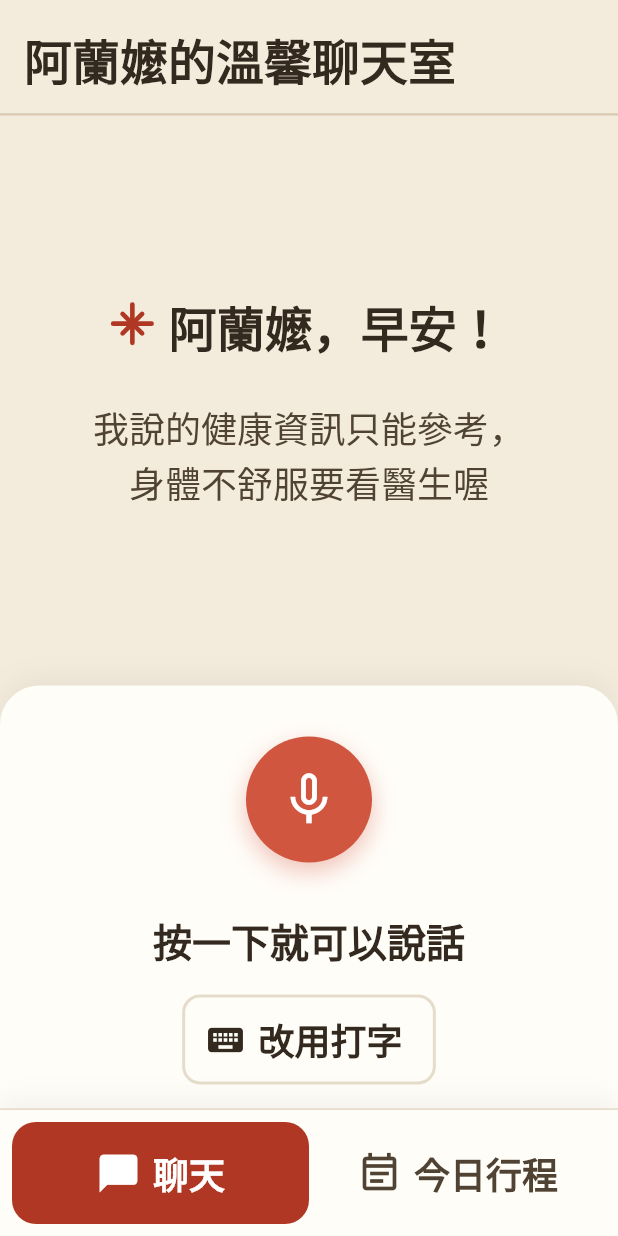
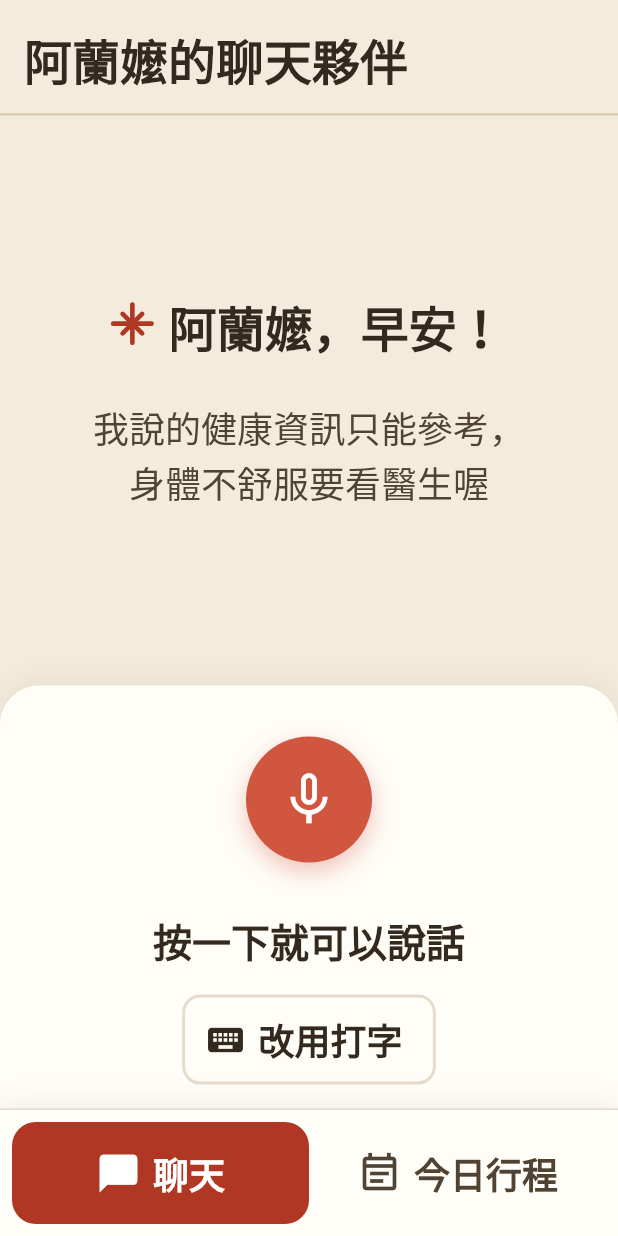
Before and after one commit to 45678XYZ/ai-elder-care, a Flutter app: the ChatScreen screen opened by its route, on a phone screen of 412 x 824 dp. Run offline on Flutter 3.47's test engine with Material 3 defaults, Android fonts, the phone set to English and light mode, and no system bars; our stand-ins replace fl_chart, flutter_local_notifications, flutter_timezone, flutter_tts, go_router, just_audio and 3 more; missing offline and left inert: lunar, record; accounts and stored records are empty.

Commit message:
feat(app): 聊天室標題改為「◯◯◯的聊天夥伴」
「溫馨」是形容產品給誰看的詞，不是給長輩看的——在 32sp、w900 這個全畫面最大的
字級上佔了版面，卻沒告訴長輩任何她能做的事。

不用「聊天室」：那是 BBS／MSN 年代的空間比喻，長輩熟的是「聊天」不是「聊天室」。
也不用「小助手」：「助手」把定位偏成工具，讓人覺得要有事情才能找它，但這個畫面
最重要的情境正是「沒什麼事，就想講講話」。「夥伴」是日常詞，也守住陪伴而非任務
的定位，與 agent 人設（像溫柔的家人或志工）一致。

Co-Authored-By: Claude Opus 5 <noreply@anthropic.com>

```diff
--- a/app/lib/elder/screens/chat_screen.dart
+++ b/app/lib/elder/screens/chat_screen.dart
@@ -253,14 +253,19 @@ class _ChatScreenState extends State<ChatScreen>
       children: [
         Padding(
           padding: const EdgeInsets.fromLTRB(16, 16, 16, 12),
-          // 標題是「這是誰的聊天室」，不是問候語——問候語每次進來都一樣，
-          // 放在最上面等於用最大的字重複一句沒有資訊的話。時段問候移到下方
-          // 開場那一句（見 [_ConversationHint]），講完就被對話取代。
+          // 標題講「這是什麼」，不是問候語——問候語每次進來都一樣，放在最上面
+          // 等於用最大的字重複一句沒有資訊的話。時段問候移到下方開場那一句
+          // （見 [_ConversationHint]），講完就被對話取代。
           // 不放語言切換（§5.1）；不放日期（今日頁的農民曆牌面才是日期的來源）。
-          child: Text('${AppSession.instance.displayName}的溫馨聊天室',
+          //
+          // 用「聊天夥伴」而不是「聊天室」或「小助手」：「聊天室」是 BBS／MSN 年代的
+          // 空間比喻，長輩熟的是「聊天」不是「聊天室」；「助手」則把定位偏成工具，
+          // 讓人覺得要有事情才能找它——但這個畫面最重要的情境正是「沒什麼事，
+          // 就想講講話」。「夥伴」是日常詞，也守住陪伴而非任務的定位。
+          child: Text('${AppSession.instance.displayName}的聊天夥伴',
               style: text.headlineLarge),
         ),
-        // 橫線把問候語與對話區切開，讓下方看得出來是一個「聊天室」而不是同一段內容。
+        // 橫線把標題與對話區切開，讓下方看得出來是另一段內容。
         const Divider(height: 1, thickness: 1.5, color: AppColors.borderDashed),
       ],
     );
```
